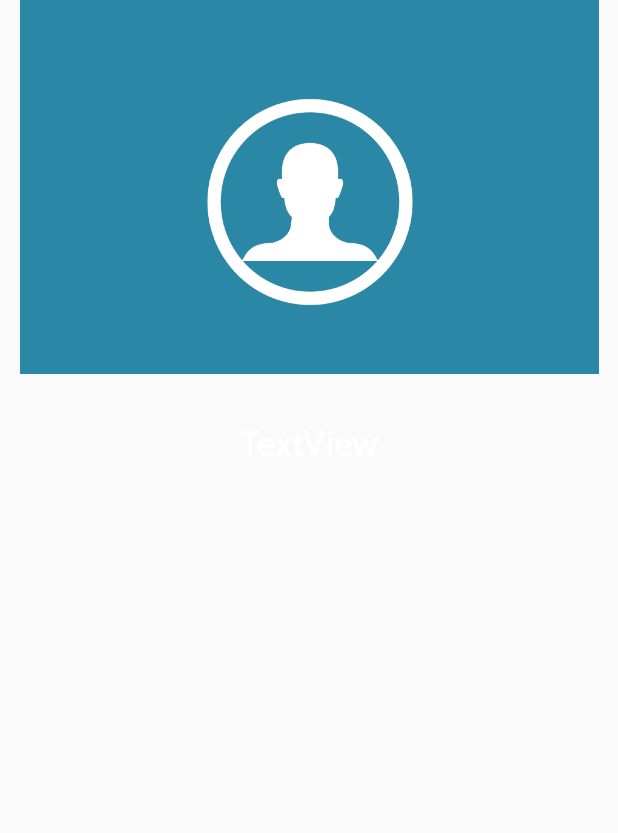
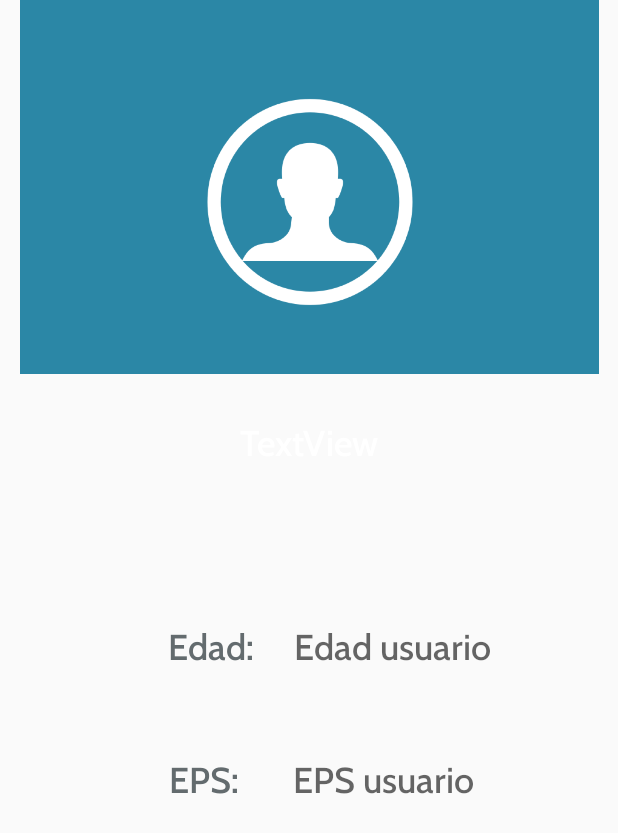
Before and after one commit to dcsolano10/icare, an Android app: the PerfilActivity screen opened directly, with no data from a screen before it, on a phone screen of 412 x 824 dp. Shown: the top 833 px of the screen. Run offline under Robolectric (Android 15) with nearby library versions, the light colour scheme and no system bars; our stand-ins replace Firebase (no records; nobody signed in at launch, a user with empty details on screens opened directly); Roboto replaces fonts that are not available here.

Commit message:
obtener datos usuario

```diff
--- a/app/src/main/java/com/ingenian/icare/PerfilActivity.java
+++ b/app/src/main/java/com/ingenian/icare/PerfilActivity.java
@@ -1,11 +1,13 @@
 package com.ingenian.icare;
 
+import android.content.Context;
 import android.content.DialogInterface;
 import android.support.v7.app.AlertDialog;
 import android.support.v7.app.AppCompatActivity;
 import android.os.Bundle;
 import android.widget.EditText;
 import android.widget.TextView;
+import android.widget.Toast;
 
 import com.google.firebase.database.DataSnapshot;
 import com.google.firebase.database.DatabaseError;
@@ -13,19 +15,29 @@ import com.google.firebase.database.DatabaseReference;
 import com.google.firebase.database.FirebaseDatabase;
 import com.google.firebase.database.ValueEventListener;
 
+import java.util.Calendar;
+
 public class PerfilActivity extends AppCompatActivity {
 
     private String identificador;
     private FirebaseDatabase mFirebaseDatabase;
     private DatabaseReference mDatabaseReferencePacientes;
     private TextView txtNombre;
+    private TextView txtEPS;
+    private TextView txtEdad;
+    private Context context;
+
+
 
     @Override
     protected void onCreate(Bundle savedInstanceState) {
         super.onCreate(savedInstanceState);
         setContentView(R.layout.activity_perfil);
+        context=this;
 
         txtNombre = findViewById(R.id.textViewNombre);
+        txtEPS = findViewById(R.id.textViewEPS);
+        txtEdad = findViewById(R.id.textViewEdad);
 
         obtenerIdentificador();
         mFirebaseDatabase= FirebaseDatabase.getInstance();
@@ -48,7 +60,19 @@ public class PerfilActivity extends AppCompatActivity {
                 if(dataSnapshot.hasChild(identificador)){
                     System.out.println("Existe");
                     DataSnapshot dataPaciente=dataSnapshot.child(identificador);
-                    txtNombre.setText(dataPaciente.child("Nombre").getValue().toString());
+                    try {
+                        int anoNacimiento = Integer.parseInt(dataPaciente.child("Nacimiento").getValue().toString());
+                        int edad = Calendar.getInstance().get(Calendar.YEAR) - anoNacimiento;
+                        txtEdad.setText(edad + "");
+                    }catch (Exception e){
+                        Toast toast = Toast.makeText(context, "Hubo un error obteniendo la edad del usuario.", Toast.LENGTH_SHORT);
+                        toast.show();
+                    }
+
+                        txtNombre.setText(dataPaciente.child("Nombre").getValue().toString());
+                    txtEPS.setText(dataPaciente.child("EPS").getValue().toString());
+
+
                 }else{
                     dialogoError();
                 }
--- a/app/src/main/res/layout/activity_main.xml
+++ b/app/src/main/res/layout/activity_main.xml
@@ -46,7 +46,7 @@
 
     <Button
         android:id="@+id/button"
-        android:layout_width="291dp"
+        android:layout_width="323dp"
         android:layout_height="45dp"
         android:layout_marginBottom="8dp"
         android:layout_marginEnd="8dp"
@@ -70,7 +70,7 @@
 
     <Button
         android:id="@+id/button4"
-        android:layout_width="291dp"
+        android:layout_width="323dp"
         android:layout_height="45dp"
         android:layout_marginBottom="8dp"
         android:layout_marginEnd="8dp"
@@ -89,6 +89,6 @@
         app:layout_constraintHorizontal_bias="0.506"
         app:layout_constraintStart_toStartOf="parent"
         app:layout_constraintTop_toTopOf="parent"
-        app:layout_constraintVertical_bias="0.814"
+        app:layout_constraintVertical_bias="0.794"
         tools:text="@string/b_sesion" />
 </android.support.constraint.ConstraintLayout>
--- a/app/src/main/res/layout/activity_perfil.xml
+++ b/app/src/main/res/layout/activity_perfil.xml
@@ -54,4 +54,80 @@
         app:layout_constraintTop_toTopOf="parent"
         app:layout_constraintVertical_bias="0.351" />
 
+    <TextView
+        android:id="@+id/textView8"
+        android:layout_width="wrap_content"
+        android:layout_height="wrap_content"
+        android:layout_marginBottom="8dp"
+        android:layout_marginEnd="8dp"
+        android:layout_marginStart="8dp"
+        android:layout_marginTop="8dp"
+        android:fontFamily="@font/cabin_medium"
+        android:text="@string/l_eps"
+        android:textColor="@color/colorGray"
+        android:textSize="24sp"
+        app:layout_constraintBottom_toBottomOf="parent"
+        app:layout_constraintEnd_toEndOf="parent"
+        app:layout_constraintHorizontal_bias="0.299"
+        app:layout_constraintStart_toStartOf="parent"
+        app:layout_constraintTop_toTopOf="parent"
+        app:layout_constraintVertical_bias="0.64" />
+
+    <TextView
+        android:id="@+id/textViewEPS"
+        android:layout_width="wrap_content"
+        android:layout_height="wrap_content"
+        android:layout_marginBottom="8dp"
+        android:layout_marginEnd="8dp"
+        android:layout_marginStart="8dp"
+        android:layout_marginTop="8dp"
+        android:fontFamily="@font/cabin_medium"
+        android:hint="EPS usuario"
+        android:textColor="@color/colorGray"
+        android:textSize="24sp"
+        app:layout_constraintBottom_toBottomOf="parent"
+        app:layout_constraintEnd_toEndOf="parent"
+        app:layout_constraintHorizontal_bias="0.68"
+        app:layout_constraintStart_toStartOf="parent"
+        app:layout_constraintTop_toTopOf="parent"
+        app:layout_constraintVertical_bias="0.64" />
+
+    <TextView
+        android:id="@+id/textViewEdad"
+        android:layout_width="wrap_content"
+        android:layout_height="wrap_content"
+        android:layout_marginBottom="8dp"
+        android:layout_marginEnd="8dp"
+        android:layout_marginStart="8dp"
+        android:layout_marginTop="8dp"
+        android:fontFamily="@font/cabin_medium"
+        android:hint="Edad usuario"
+        android:textColor="@color/colorGray"
+        android:textSize="24sp"
+        app:layout_constraintBottom_toBottomOf="parent"
+        app:layout_constraintEnd_toEndOf="parent"
+        app:layout_constraintHorizontal_bias="0.71"
+        app:layout_constraintStart_toStartOf="parent"
+        app:layout_constraintTop_toTopOf="parent"
+        app:layout_constraintVertical_bias="0.526" />
+
+    <TextView
+        android:id="@+id/textView10"
+        android:layout_width="wrap_content"
+        android:layout_height="wrap_content"
+        android:layout_marginBottom="8dp"
+        android:layout_marginEnd="8dp"
+        android:layout_marginStart="8dp"
+        android:layout_marginTop="8dp"
+        android:fontFamily="@font/cabin_medium"
+        android:text="@string/l_edad"
+        android:textColor="@color/colorGray"
+        android:textSize="24sp"
+        app:layout_constraintBottom_toBottomOf="parent"
+        app:layout_constraintEnd_toEndOf="parent"
+        app:layout_constraintHorizontal_bias="0.308"
+        app:layout_constraintStart_toStartOf="parent"
+        app:layout_constraintTop_toTopOf="parent"
+        app:layout_constraintVertical_bias="0.526" />
+
 </android.support.constraint.ConstraintLayout>
--- a/app/src/main/res/values/colors.xml
+++ b/app/src/main/res/values/colors.xml
@@ -9,6 +9,7 @@
     <color name="colorGreen">#c5f44b</color>
     <color name="colorPurple">#e062b7</color>
     <color name="colorWhite">#ffffff</color>
+    <color name="colorGray">#636b6e</color>
 
     <!-- Screens background color-->
     <color name="bg_screen1">#f64c73</color>
--- a/app/src/main/res/values/strings.xml
+++ b/app/src/main/res/values/strings.xml
@@ -12,4 +12,6 @@
     <string name="l_escanear_error">No se ha podido escanear el código QR correctamente. Puedes ingresar el identificador del usuario o intentar escanear nuevamente.</string>
     <string name="b_buscar_id">Buscar por identificador</string>
     <string name="b_escanear_n">Escanear nuevamente</string>
+    <string name="l_edad">Edad:</string>
+    <string name="l_eps">EPS:</string>
 </resources>
```
Also changed, not shown: app/src/main/java/com/ingenian/icare/QRLectorActivity.java (+41 -2 lines), app/src/main/res/layout/activity_qrlector.xml (+18 -3 lines).
